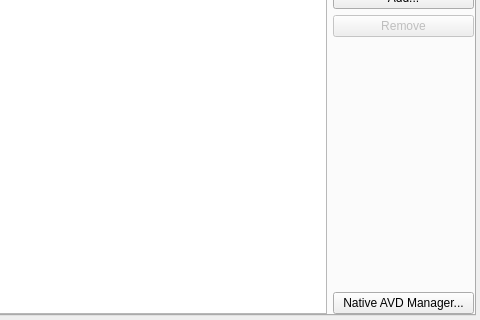
Before: the Qt Designer form src/plugins/android/androidsettingswidget.ui in qt-creator/qt-creator, drawn with Qt 5; both pictures show x 651 to 1131 and y 506 to 826 of the 1131 by 826 pixel window.
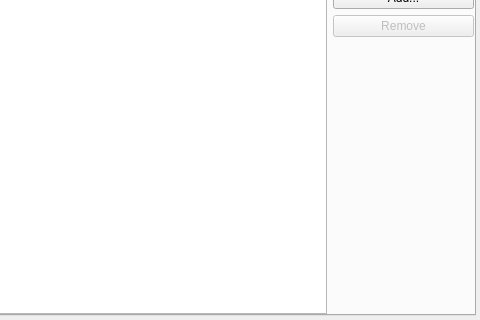
After: the same form once the commit is applied. Custom widgets are drawn as their Qt base class.

Commit message:
Android: remove native sdk and avd manager buttons
The native SDK and AVD manager buttons are no longer useful, since the
original, visual Java-basd tool for managing SDK and AVDs were removed
from Google's offering. The replacement is a set of command line tools
and a visual tool within Android Studio, which can not directly be
launched from Qt Creator.

Qt Creator has it's UI on top of the command line tools.

What changed in the file:
```diff
--- a/src/plugins/android/androidsettingswidget.ui
+++ b/src/plugins/android/androidsettingswidget.ui
@@ -470,13 +470,6 @@
                </property>
               </spacer>
              </item>
-             <item>
-              <widget class="QPushButton" name="nativeAvdManagerButton">
-               <property name="text">
-                <string>Native AVD Manager...</string>
-               </property>
-              </widget>
-             </item>
             </layout>
            </item>
           </layout>
```
The commit also changes 10 other files.
